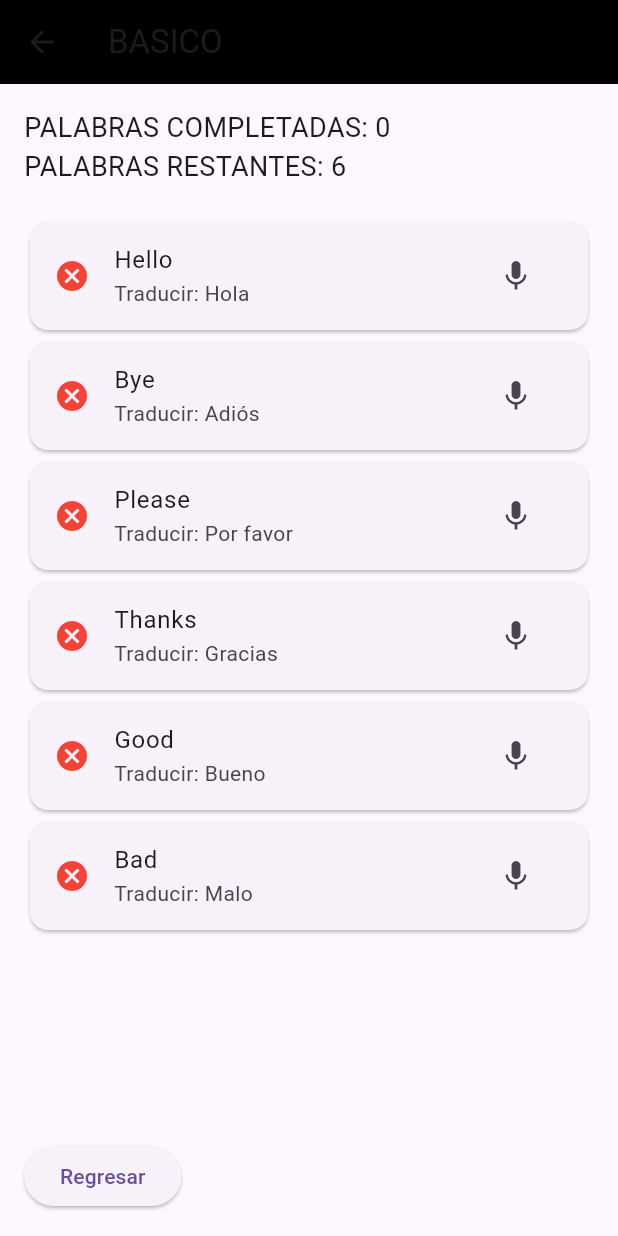
After one commit to amrwing/HappyBlindglish, a Flutter app: the PronunciationScreen screen opened by its route, after a tap on the "mic" icon, on a phone screen of 412 x 824 dp. The commit adds this screen. Run offline on Flutter 3.47's test engine with Material 3 defaults, Android fonts, the phone set to English and light mode, and no system bars; our stand-ins replace speech_to_text; missing offline and left inert: round_spot.

```diff
--- a/happyblindglish/lib/routes/routes.dart
+++ /dev/null
@@ -1,44 +0,0 @@
-import 'package:go_router/go_router.dart';
-import 'package:happyblindglish/screens/challenges/challenges_main_screen.dart';
-import 'package:happyblindglish/screens/challenges/letter_challenges/challenges_with_letters.dart';
-import 'package:happyblindglish/screens/challenges/letter_challenges/letter_challenge_1.dart';
-import 'package:happyblindglish/screens/challenges/word_challenges/challenges_with_words.dart';
-import 'package:happyblindglish/screens/my_progress/progress_screen.dart';
-import 'package:happyblindglish/screens/screens.dart';
-
-abstract class AppRouter {
-  static final appRouter = GoRouter(routes: [
-    GoRoute(
-      path: "/",
-      builder: (context, state) => const MainScreen(),
-      routes: [
-        GoRoute(
-            path: "challenges_main_screen",
-            builder: (context, state) => const ChallengesMainScreen(),
-            routes: [
-              GoRoute(
-                  path: "challenges_with_letters",
-                  builder: (context, state) => const ChallengesWithLetters(),
-                  routes: [
-                    GoRoute(
-                      path: "letter_challenge_1",
-                      builder: (context, state) => const LetterChallenge1(),
-                    ), //TODO
-                    // GoRoute(path: "letter_challenge_2"), //TODO
-                  ]),
-              GoRoute(
-                  path: "challenges_with_words",
-                  builder: (context, state) => const ChallengesWithWords(),
-                  routes: [
-                    //GoRoute(path: "single_challenge_1"), //TODO
-                    //GoRoute(path: "word_challenge_2"), //TODO
-                  ])
-            ]),
-        GoRoute(
-          path: "my_progress_screen",
-          builder: (context, state) => const ProgressScreen(),
-        )
-      ],
-    ),
-  ]);
-}
--- a/happyblindglish/lib/screens/challenges/challenges_main_screen.dart
+++ b/happyblindglish/lib/screens/challenges/challenges_main_screen.dart
@@ -1,6 +1,5 @@
 import 'package:flutter/widgets.dart';
-import 'package:go_router/go_router.dart';
-import 'package:happyblindglish/screens/main_custom_scaffold.dart';
+import 'package:happyblindglish/screens/generic_scaffolds/main_custom_scaffold.dart';
 
 class ChallengesMainScreen extends StatelessWidget {
   const ChallengesMainScreen({super.key});
@@ -14,9 +13,9 @@ class ChallengesMainScreen extends StatelessWidget {
       buttonText3: 'RETOS CON FRASES',
       returnBottomButtonActivated: true,
       onPressed1: () =>
-          context.go("/challenges_main_screen/challenges_with_letters"),
+          Navigator.pushNamed(context, "pantalla_retos_con_letras"),
       onPressed2: () =>
-          context.go("/challenges_main_screen/challenges_with_words"),
+          Navigator.pushNamed(context, "pantalla_retos_con_palabras"),
     );
   }
 }
--- a/happyblindglish/lib/screens/challenges/letter_challenges/letter_challenge_1.dart
+++ b/happyblindglish/lib/screens/challenges/letter_challenges/letter_challenge_1.dart
@@ -1,5 +1,5 @@
 import 'package:flutter/widgets.dart';
-import 'package:happyblindglish/screens/instructions_custom_scaffold.dart';
+import 'package:happyblindglish/screens/generic_scaffolds/instructions_custom_scaffold.dart';
 
 class LetterChallenge1 extends StatelessWidget {
   const LetterChallenge1({super.key});
--- a/happyblindglish/lib/screens/challenges/letter_challenges/letter_challenge_2.dart
+++ b/happyblindglish/lib/screens/challenges/letter_challenges/letter_challenge_2.dart
@@ -1,5 +1,5 @@
 import 'package:flutter/widgets.dart';
-import 'package:happyblindglish/screens/instructions_custom_scaffold.dart';
+import 'package:happyblindglish/screens/generic_scaffolds/instructions_custom_scaffold.dart';
 
 class LetterChallenge2 extends StatelessWidget {
   const LetterChallenge2({super.key});
--- /dev/null
+++ b/happyblindglish/lib/screens/challenges/word_challenges/challenge_words_basic.dart
@@ -0,0 +1,126 @@
+import 'package:flutter/material.dart';
+import 'package:speech_to_text/speech_to_text.dart' as stt;
+
+class PronunciationScreen extends StatefulWidget {
+  const PronunciationScreen({super.key});
+
+  @override
+  State<PronunciationScreen> createState() => _PronunciationScreenState();
+}
+
+class _PronunciationScreenState extends State<PronunciationScreen> {
+  final stt.SpeechToText _speech = stt.SpeechToText();
+  bool _isListening = false;
+  String _recognizedWord = '';
+
+  final List<Map<String, String>> _words = [
+    {"english": "Hello", "spanish": "Hola"},
+    {"english": "Bye", "spanish": "Adiós"},
+    {"english": "Please", "spanish": "Por favor"},
+    {"english": "Thanks", "spanish": "Gracias"},
+    {"english": "Good", "spanish": "Bueno"},
+    {"english": "Bad", "spanish": "Malo"}
+  ];
+
+  final Map<String, bool> _status = {};
+
+  @override
+  void initState() {
+    super.initState();
+    for (var word in _words) {
+      _status[word['english']!] = false;
+    }
+  }
+
+  void _listen(String targetWord) async {
+    if (!_isListening) {
+      bool available = await _speech.initialize();
+      if (available) {
+        setState(() {
+          _isListening = true;
+        });
+        _speech.listen(onResult: (result) {
+          setState(() {
+            _recognizedWord = result.recognizedWords;
+          });
+
+          if (_recognizedWord.toLowerCase() == targetWord.toLowerCase()) {
+            setState(() {
+              _status[targetWord] = true;
+            });
+            _speech.stop();
+            setState(() {
+              _isListening = false;
+            });
+          } else {
+            _playErrorSound();
+          }
+        });
+      }
+    } else {
+      _speech.stop();
+      setState(() {
+        _isListening = false;
+      });
+    }
+  }
+
+  void _playErrorSound() {
+    // Placeholder for an incorrect sound effect.
+    print('Incorrect pronunciation');
+  }
+
+  @override
+  Widget build(BuildContext context) {
+    return Scaffold(
+      appBar: AppBar(
+        title: const Text('BASICO'),
+        backgroundColor: Colors.black,
+      ),
+      body: Padding(
+        padding: const EdgeInsets.all(16.0),
+        child: Column(
+          crossAxisAlignment: CrossAxisAlignment.start,
+          children: [
+            Text(
+                'PALABRAS COMPLETADAS: ${_status.values.where((s) => s).length}',
+                style: const TextStyle(fontSize: 18)),
+            Text(
+                'PALABRAS RESTANTES: ${_status.values.where((s) => !s).length}',
+                style: const TextStyle(fontSize: 18)),
+            const SizedBox(height: 20),
+            Expanded(
+              child: ListView.builder(
+                itemCount: _words.length,
+                itemBuilder: (context, index) {
+                  final word = _words[index];
+                  final isCorrect = _status[word['english']!] ?? false;
+                  return Card(
+                    child: ListTile(
+                      leading: Icon(
+                        isCorrect ? Icons.check_circle : Icons.cancel,
+                        color: isCorrect ? Colors.green : Colors.red,
+                      ),
+                      title: Text(word['english']!),
+                      subtitle: Text('Traducir: ${word['spanish']}'),
+                      trailing: IconButton(
+                        icon: const Icon(Icons.mic),
+                        onPressed: () => _listen(word['english']!),
+                      ),
+                    ),
+                  );
+                },
+              ),
+            ),
+            ElevatedButton(
+              onPressed: () {
+                Navigator.pop(context);
+              },
+              child: const Text('Regresar'),
+            ),
+          ],
+        ),
+      ),
+    );
+  }
+}
--- a/happyblindglish/lib/screens/challenges/word_challenges/challenges_with_words.dart
+++ b/happyblindglish/lib/screens/challenges/word_challenges/challenges_with_words.dart
@@ -1,17 +1,18 @@
 import 'package:flutter/material.dart';
 
-import 'package:happyblindglish/screens/main_custom_scaffold.dart';
+import 'package:happyblindglish/screens/generic_scaffolds/main_custom_scaffold.dart';
 
 class ChallengesWithWords extends StatelessWidget {
   const ChallengesWithWords({super.key});
 
   @override
   Widget build(BuildContext context) {
-    return const MainCustomScaffold(
+    return MainCustomScaffold(
       title: "RETOS CON PALABRAS",
       buttonText1: "BASICOS\n APRENDER 30 PALABRAS AL DÍA",
       buttonText2: "INTERMEDIO\n APRENDER 50 PALABRAS AL DÍA",
       buttonText3: "AVANZADO\n APRENDER 100 PALABRAS AL DÍA",
+      onPressed1: () => Navigator.pushNamed(context, "reto_palabras_basico"),
       returnBottomButtonActivated: true,
     );
   }
--- a/happyblindglish/lib/screens/instructions_custom_scaffold.dart
+++ b/happyblindglish/lib/screens/generic_scaffolds/instructions_custom_scaffold.dart
@@ -1,5 +1,4 @@
 import 'package:flutter/material.dart';
-import 'package:go_router/go_router.dart';
 import 'package:happyblindglish/utils/app_utils.dart';
 import 'package:happyblindglish/utils/constants.dart';
 import 'package:happyblindglish/widgets/custom_button_2.dart';
@@ -55,7 +54,7 @@ class InstructionsCustomScaffold extends StatelessWidget {
                   ? Padding(
                       padding: const EdgeInsets.all(AppUtils.buttonPadding),
                       child: CustomButton2(
-                          onPressed: () => context.pop(),
+                          onPressed: () => Navigator.pop(context),
                           text: Strings.screenBack),
                     )
                   : const SizedBox.shrink()
--- a/happyblindglish/lib/screens/main_custom_scaffold.dart
+++ b/happyblindglish/lib/screens/generic_scaffolds/main_custom_scaffold.dart
@@ -1,5 +1,4 @@
 import 'package:flutter/material.dart';
-import 'package:go_router/go_router.dart';
 import 'package:happyblindglish/utils/app_utils.dart';
 import 'package:happyblindglish/utils/constants.dart';
 import 'package:happyblindglish/widgets/custom_button_1.dart';
@@ -80,7 +79,7 @@ class MainCustomScaffold extends StatelessWidget {
                   ? Padding(
                       padding: const EdgeInsets.all(AppUtils.buttonPadding),
                       child: CustomButton2(
-                          onPressed: () => context.pop(),
+                          onPressed: () => Navigator.pop(context),
                           text: Strings.screenBack.toUpperCase()),
                     )
                   : const SizedBox.shrink()
--- a/happyblindglish/lib/screens/my_progress/progress_screen.dart
+++ b/happyblindglish/lib/screens/my_progress/progress_screen.dart
@@ -1,5 +1,5 @@
 import 'package:flutter/material.dart';
-import 'package:happyblindglish/screens/main_custom_scaffold.dart';
+import 'package:happyblindglish/screens/generic_scaffolds/main_custom_scaffold.dart';
 
 class ProgressScreen extends StatelessWidget {
   const ProgressScreen({super.key});
--- a/happyblindglish/pubspec.yaml
+++ b/happyblindglish/pubspec.yaml
@@ -36,7 +36,10 @@ dependencies:
   # Use with the CupertinoIcons class for iOS style icons.
   cupertino_icons: ^1.0.8
   sqflite: ^2.4.1
-  go_router: ^14.6.3
+  round_spot: ^0.5.0
+  path_provider: ^2.1.5
+  flutter_tts: ^4.2.1
+  speech_to_text: ^7.0.0
 
 dev_dependencies:
   flutter_test:
```
Also changed, not shown: happyblindglish/lib/main.dart (+59 -6 lines), happyblindglish/lib/screens/challenges/letter_challenges/challenges_with_letters.dart (+5 -6 lines), happyblindglish/lib/screens/main_screen.dart (+3 -4 lines), happyblindglish/pubspec.lock, 3 other files.
